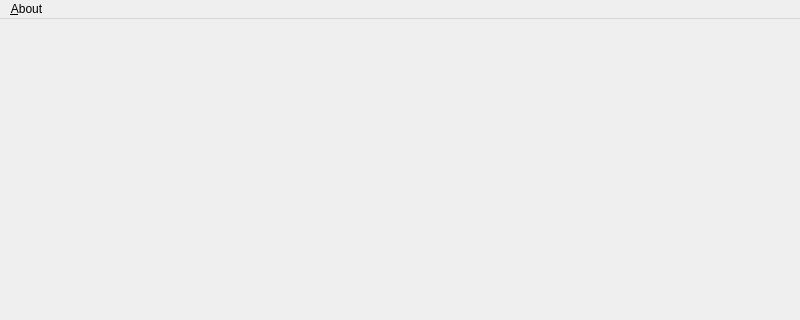
Before: the Qt Designer form src/mainwindow.ui in coolshou/h2rename, drawn with Qt 5; both pictures show x 0 to 800 and y 0 to 320 of the 800 by 600 pixel window.
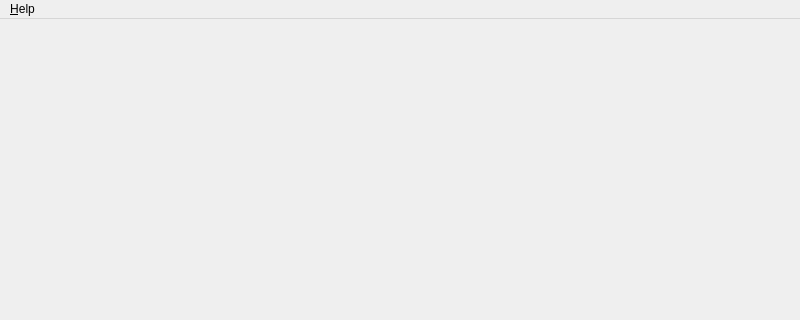
After: the same form once the commit is applied. Icons and pictures are not drawn.

```diff
--- a/src/mainwindow.ui
+++ b/src/mainwindow.ui
@@ -23,12 +23,12 @@
      <height>29</height>
     </rect>
    </property>
-   <widget class="QMenu" name="menuAbout">
+   <widget class="QMenu" name="menuHelp">
     <property name="title">
-     <string>&amp;About</string>
+     <string>&amp;Help</string>
     </property>
    </widget>
-   <addaction name="menuAbout"/>
+   <addaction name="menuHelp"/>
   </widget>
   <widget class="QStatusBar" name="statusbar"/>
  </widget>
```
Left out of the diff: 19 changed lines with no effect on the pictures.
